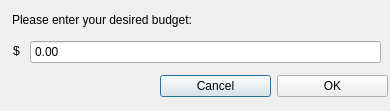
Old version of the form EZbudget/updatebudgetdialog.ui in the repository IvanInandan/EZBudget.
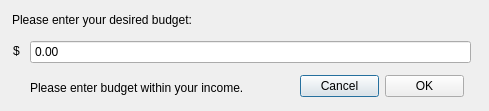
New version of the form.

```diff
--- a/EZbudget/updatebudgetdialog.ui
+++ b/EZbudget/updatebudgetdialog.ui
@@ -6,7 +6,7 @@
    <rect>
     <x>0</x>
     <y>0</y>
-    <width>390</width>
+    <width>489</width>
     <height>111</height>
    </rect>
   </property>
@@ -39,12 +39,12 @@
     <string>$</string>
    </property>
   </widget>
-  <widget class="QWidget" name="">
+  <widget class="QWidget" name="layoutWidget">
    <property name="geometry">
     <rect>
-     <x>160</x>
+     <x>300</x>
      <y>70</y>
-     <width>228</width>
+     <width>164</width>
      <height>32</height>
     </rect>
    </property>
@@ -70,7 +70,7 @@
     <rect>
      <x>30</x>
      <y>40</y>
-     <width>351</width>
+     <width>441</width>
      <height>24</height>
     </rect>
    </property>
@@ -84,6 +84,19 @@
     <double>100000000000000000620008645040778319495168.000000000000000</double>
    </property>
   </widget>
+  <widget class="QLabel" name="budgetWarning">
+   <property name="geometry">
+    <rect>
+     <x>30</x>
+     <y>80</y>
+     <width>244</width>
+     <height>16</height>
+    </rect>
+   </property>
+   <property name="text">
+    <string>Please enter budget within your income.</string>
+   </property>
+  </widget>
  </widget>
  <resources/>
  <connections/>
```
Left out of the diff: 4 changed lines with no effect on the pictures.
